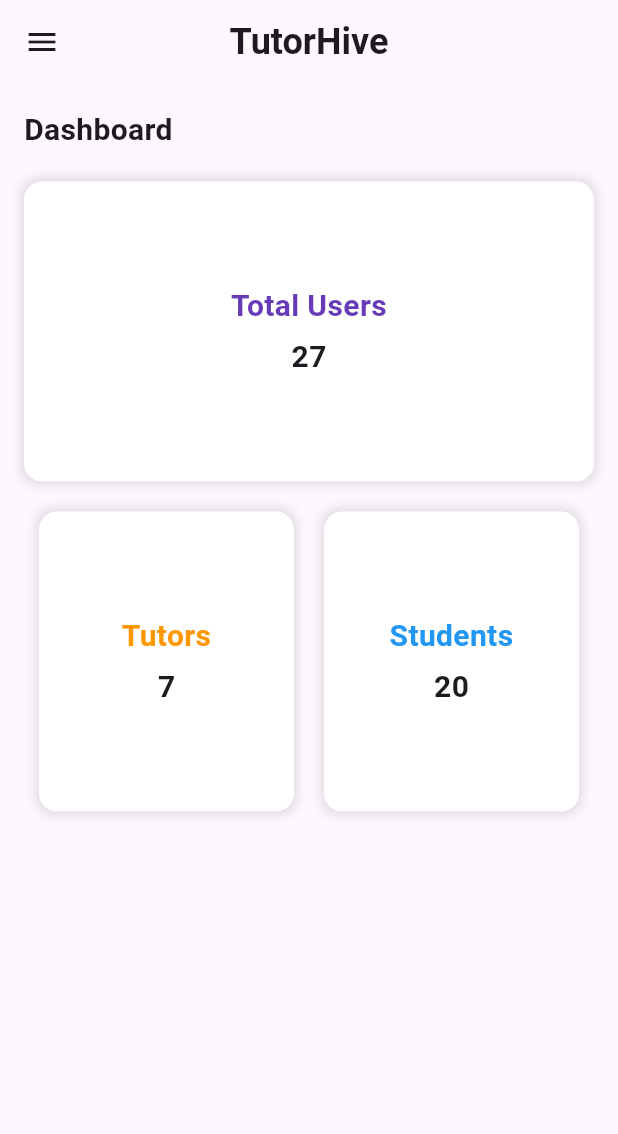
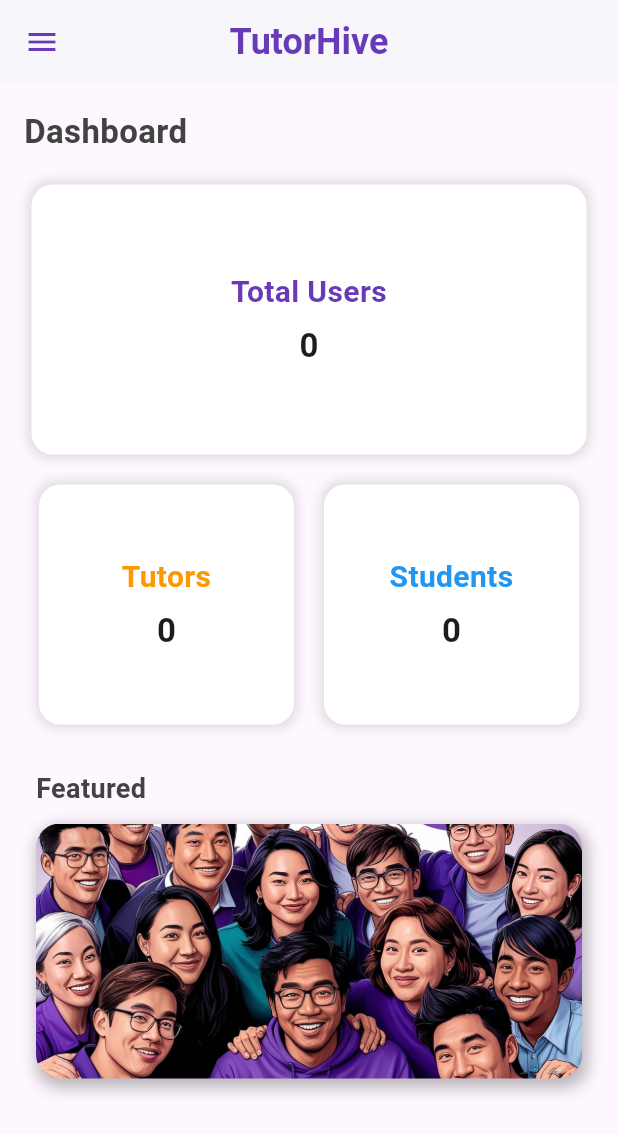
Before and after one commit to Imalsha28/Tutor_Finder, a Flutter app: the Dashboard screen opened directly, on a phone screen of 412 x 824 dp. Shown: the top 1134 px of the screen. Run offline on Flutter 3.47's test engine with Material 3 defaults, Android fonts, the phone set to English and light mode, and no system bars; our stand-ins replace cloud_firestore, curved_navigation_bar, firebase_auth, firebase_core, flutter_signin_button, google_sign_in and 2 more; accounts and stored records are empty.

Commit message:
admin process

```diff
--- a/lib/Admin/home_admin.dart
+++ b/lib/Admin/home_admin.dart
@@ -1,3 +1,4 @@
+import 'package:cloud_firestore/cloud_firestore.dart';
 import 'package:flutter/material.dart';
 import 'package:project_1/Admin/coustom_drawer.dart';
 
@@ -9,6 +10,29 @@ class Dashboard extends StatefulWidget {
 }
 
 class _DashboardState extends State<Dashboard> {
+  int totalUsers = 0;
+  int totalTutors = 0;
+  int totalStudents = 0;
+
+  @override
+  void initState() {
+    super.initState();
+    fetchCounts();
+  }
+
+  //Fetch total users from Firestore
+  Future<void> fetchCounts() async {
+    QuerySnapshot userSnapshot =
+        await FirebaseFirestore.instance.collection('users').get();
+    QuerySnapshot tutorSnapshot =
+        await FirebaseFirestore.instance.collection('tutors').get();
+    setState(() {
+      totalUsers = userSnapshot.docs.length;
+      totalTutors = tutorSnapshot.docs.length;
+      totalStudents = totalUsers - totalTutors;
+    });
+  }
+
   @override
   Widget build(BuildContext context) {
     return Scaffold(
@@ -18,38 +42,104 @@ class _DashboardState extends State<Dashboard> {
           style: TextStyle(
             fontSize: 24,
             fontWeight: FontWeight.bold,
+            color: Colors.deepPurple,
           ),
         ),
         centerTitle: true,
+        backgroundColor: Colors.white,
+        elevation: 1,
+        iconTheme: IconThemeData(color: Colors.deepPurple),
       ),
       drawer: CustomDrawer(),
       body: Padding(
         padding: const EdgeInsets.all(16.0),
+        child: SingleChildScrollView(
           child: Column(
             crossAxisAlignment: CrossAxisAlignment.start,
             children: [
               Text(
                 'Dashboard',
                 style: TextStyle(
-                fontSize: 20,
+                  fontSize: 22,
                   fontWeight: FontWeight.bold,
+                  color: Colors.grey[800],
                 ),
               ),
               SizedBox(height: 20),
               Center(
                 child: _buildCard(
-                  context, 'Total Users', '27', Colors.deepPurple, 200, 400),
+                  context,
+                  'Total Users',
+                  totalUsers.toString(),
+                  Colors.deepPurple,
+                  180,
+                  370,
+                ),
               ),
               SizedBox(height: 20),
               Row(
                 mainAxisAlignment: MainAxisAlignment.center,
                 children: [
-                _buildCard(context, 'Tutors', '7', Colors.orange, 200, 170),
+                  _buildCard(
+                    context,
+                    'Tutors',
+                    totalTutors.toString(),
+                    Colors.orange,
+                    160,
+                    170,
+                  ),
                   SizedBox(width: 20),
-                _buildCard(context, 'Students', '20', Colors.blue, 200, 170),
+                  _buildCard(
+                    context,
+                    'Students',
+                    totalStudents.toString(),
+                    Colors.blue,
+                    160,
+                    170,
+                  ),
                 ],
               ),
+              SizedBox(height: 30),
+              Padding(
+                padding: const EdgeInsets.symmetric(horizontal: 8.0),
+                child: Column(
+                  crossAxisAlignment: CrossAxisAlignment.start,
+                  children: [
+                    Text(
+                      'Featured',
+                      style: TextStyle(
+                        fontSize: 18,
+                        fontWeight: FontWeight.w600,
+                        color: Colors.grey[800],
+                      ),
+                    ),
+                    SizedBox(height: 10),
+                    Center(
+                      child: Container(
+                        height: 170,
+                        width: 370,
+                        decoration: BoxDecoration(
+                          borderRadius: BorderRadius.circular(16),
+                          image: DecorationImage(
+                            image: AssetImage('assets/card1.jpg'),
+                            fit: BoxFit.cover,
+                          ),
+                          boxShadow: [
+                            BoxShadow(
+                              color: Colors.black26,
+                              blurRadius: 8,
+                              spreadRadius: 2,
+                              offset: Offset(2, 4),
+                            ),
                           ],
+                        ),
+                      ),
+                    ),
+                  ],
+                ),
+              ),
+            ],
+          ),
         ),
       ),
     );
@@ -68,12 +158,16 @@ class _DashboardState extends State<Dashboard> {
       child: Container(
         height: height,
         width: width,
-        padding: EdgeInsets.all(10),
+        padding: EdgeInsets.all(12),
         decoration: BoxDecoration(
           color: Colors.white,
-          borderRadius: BorderRadius.circular(12),
+          borderRadius: BorderRadius.circular(14),
           boxShadow: [
-            BoxShadow(color: Colors.black12, blurRadius: 6, spreadRadius: 2),
+            BoxShadow(
+              color: Colors.black12,
+              blurRadius: 6,
+              spreadRadius: 2,
+            ),
           ],
         ),
         child: Column(
@@ -82,13 +176,19 @@ class _DashboardState extends State<Dashboard> {
             Text(
               title,
               style: TextStyle(
-                  color: color, fontSize: 20, fontWeight: FontWeight.bold),
+                color: color,
+                fontSize: 20,
+                fontWeight: FontWeight.bold,
+              ),
               textAlign: TextAlign.center,
             ),
-            SizedBox(height: 5),
+            SizedBox(height: 6),
             Text(
               value,
-              style: TextStyle(fontSize: 20, fontWeight: FontWeight.bold),
+              style: TextStyle(
+                fontSize: 22,
+                fontWeight: FontWeight.w600,
+              ),
             ),
           ],
         ),
@@ -97,7 +197,8 @@ class _DashboardState extends State<Dashboard> {
   }
 }
 
-// Placeholder pages for navigation
+// Other pages
+
 class SubjectManagementPage extends StatelessWidget {
   @override
   Widget build(BuildContext context) {
--- a/lib/pages/authentication/database.dart
+++ b/lib/pages/authentication/database.dart
@@ -14,4 +14,8 @@ class DatabaseMethods {
         .doc(id)
         .set(subjectMap);
   }
+
+  Future<void> addTutor(Map<String, dynamic> tutorMap) {
+    return FirebaseFirestore.instance.collection("tutors").add(tutorMap);
+  }
 }
```
Also changed, not shown: lib/Admin/tutor_management.dart (+111 -82 lines), lib/pages/tutor_register.dart (+14 -1 lines), 6 other files. Lines whose indentation alone changed are shown as unchanged.
